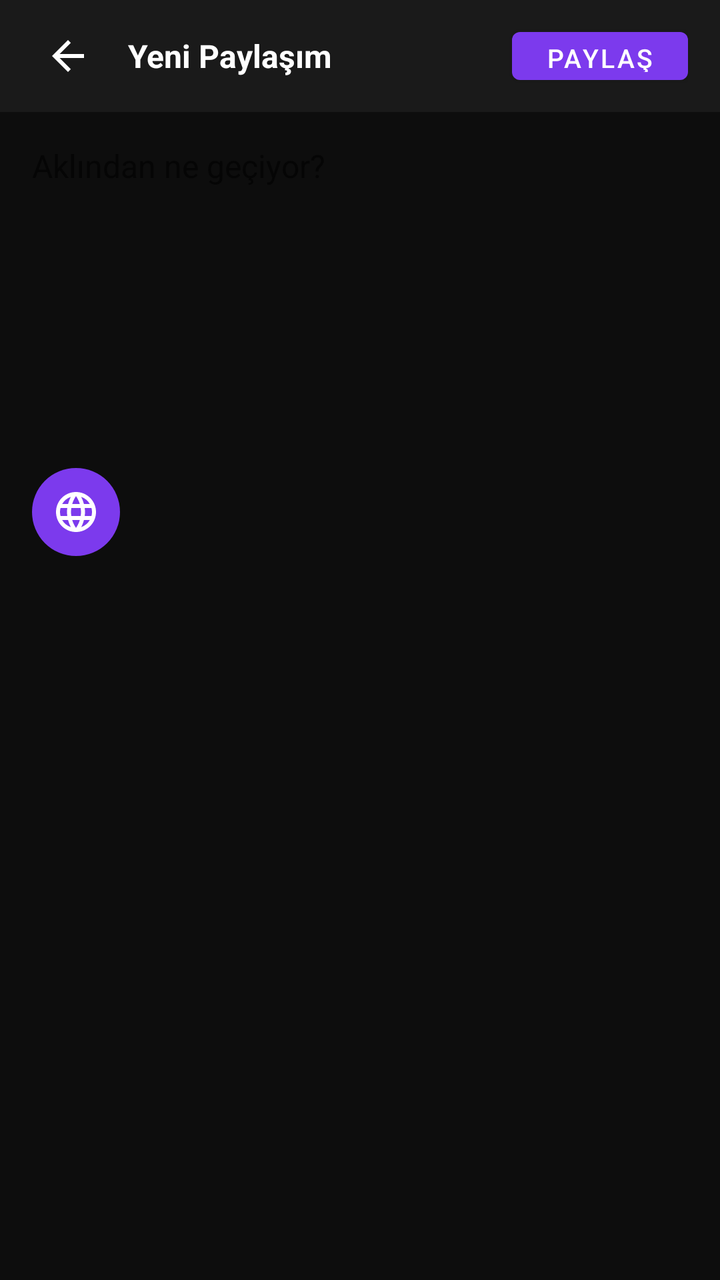
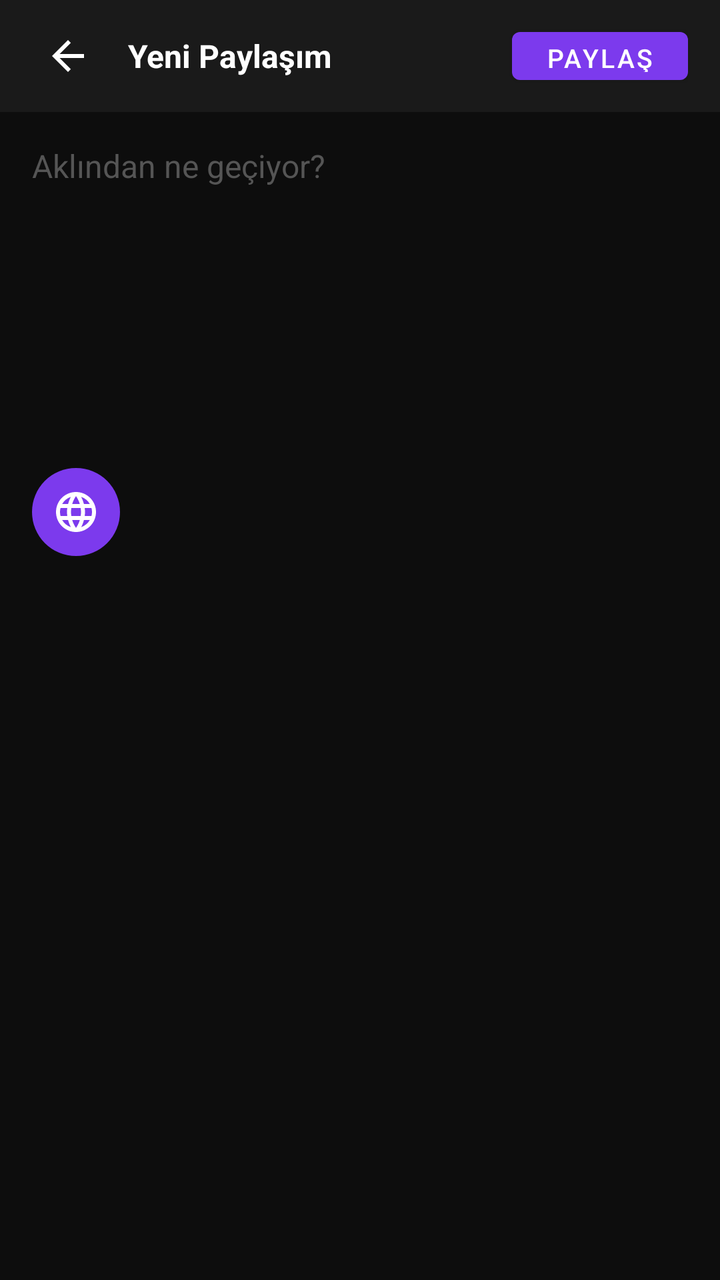

Two renders of the same Android screen: before a commit and after it. Below are the layout's source before the change and the commit's diff.
<!-- AndroidManifest.xml: application theme Theme.Heftreng -->
<!-- res/layout/fragment_compose.xml -->
<?xml version="1.0" encoding="utf-8"?>
<androidx.constraintlayout.widget.ConstraintLayout
    xmlns:android="http://schemas.android.com/apk/res/android"
    xmlns:app="http://schemas.android.com/apk/res-auto"
    android:layout_width="match_parent"
    android:layout_height="match_parent"
    android:background="@color/background">

    
    <LinearLayout
        android:id="@+id/toolbar"
        android:layout_width="0dp"
        android:layout_height="56dp"
        android:background="@color/surface"
        android:orientation="horizontal"
        android:gravity="center_vertical"
        android:paddingHorizontal="16dp"
        app:layout_constraintTop_toTopOf="parent"
        app:layout_constraintStart_toStartOf="parent"
        app:layout_constraintEnd_toEndOf="parent">

        <ImageButton
            android:id="@+id/btnBack"
            android:layout_width="36dp"
            android:layout_height="36dp"
            android:background="?attr/selectableItemBackgroundBorderless"
            android:src="@drawable/ic_arrow_back"
            android:tint="@color/white" />

        <TextView
            android:layout_width="0dp"
            android:layout_height="wrap_content"
            android:layout_weight="1"
            android:layout_marginStart="12dp"
            android:textColor="@color/white"
            android:textSize="16sp"
            android:textStyle="bold"
            android:text="Yeni Paylaşım" />

        <com.google.android.material.button.MaterialButton
            android:id="@+id/btnShare"
            android:layout_width="wrap_content"
            android:layout_height="36dp"
            android:text="Paylaş"
            android:textSize="13sp"
            app:backgroundTint="@color/brand_primary" />

    </LinearLayout>

    <ScrollView
        android:layout_width="0dp"
        android:layout_height="0dp"
        app:layout_constraintTop_toBottomOf="@id/toolbar"
        app:layout_constraintBottom_toBottomOf="parent"
        app:layout_constraintStart_toStartOf="parent"
        app:layout_constraintEnd_toEndOf="parent">

        <LinearLayout
            android:layout_width="match_parent"
            android:layout_height="wrap_content"
            android:orientation="vertical"
            android:padding="16dp">

            <EditText
                android:id="@+id/etContent"
                android:layout_width="match_parent"
                android:layout_height="wrap_content"
                android:minHeight="150dp"
                android:hint="Aklından ne geçiyor?"
                android:hintTextColor="#555"
                android:textColor="@color/white"
                android:textSize="16sp"
                android:background="@null"
                android:inputType="textMultiLine|textCapSentences"
                android:gravity="top" />

            <ImageView
                android:id="@+id/ivPreview"
                android:layout_width="match_parent"
                android:layout_height="200dp"
                android:layout_marginTop="12dp"
                android:scaleType="centerCrop"
                android:visibility="gone"
                android:background="@color/surface" />

            <ImageButton
                android:id="@+id/btnAddImage"
                android:layout_width="44dp"
                android:layout_height="44dp"
                android:layout_marginTop="12dp"
                android:background="@drawable/bg_send_button"
                android:src="@drawable/ic_web"
                android:tint="@color/white" />

        </LinearLayout>

    </ScrollView>

</androidx.constraintlayout.widget.ConstraintLayout>
<!-- resources referenced by this layout -->
<resources>
  <color name="background">#0D0D0D</color>
  <color name="brand_primary">#7C3AED</color>
  <color name="surface">#1A1A1A</color>
  <color name="white">#FFFFFF</color>
  <!-- drawable bg_send_button (drawable) -->
  <?xml version="1.0" encoding="utf-8"?>
  <shape xmlns:android="http://schemas.android.com/apk/res/android" android:shape="oval">
  <solid android:color="#7C3AED"/>
  </shape>
  <!-- drawable ic_arrow_back (drawable) -->
  <vector xmlns:android="http://schemas.android.com/apk/res/android" android:width="24dp" android:height="24dp" android:viewportWidth="24" android:viewportHeight="24">
  <path android:fillColor="#FFFFFF" android:pathData="M20,11H7.83l5.59,-5.59L12,4l-8,8 8,8 1.41,-1.41L7.83,13H20v-2z"/>
  </vector>
  <!-- drawable ic_web (drawable) -->
  <vector xmlns:android="http://schemas.android.com/apk/res/android" android:width="24dp" android:height="24dp" android:viewportWidth="24" android:viewportHeight="24">
  <path android:fillColor="#FFFFFF" android:pathData="M11.99,2C6.47,2 2,6.48 2,12s4.47,10 9.99,10C17.52,22 22,17.52 22,12S17.52,2 11.99,2zM18.92,8h-2.95c-0.32,-1.25 -0.78,-2.45 -1.38,-3.56 1.84,0.63 3.37,1.9 4.33,3.56zM12,4.04c0.83,1.2 1.48,2.53 1.91,3.96h-3.82c0.43,-1.43 1.08,-2.76 1.91,-3.96zM4.26,14C4.1,13.36 4,12.69 4,12s0.1,-1.36 0.26,-2h3.38c-0.08,0.66 -0.14,1.32 -0.14,2s0.06,1.34 0.14,2L4.26,14zM5.08,16h2.95c0.32,1.25 0.78,2.45 1.38,3.56C7.57,18.93 6.04,17.66 5.08,16zM8.03,8L5.08,8c0.96,-1.66 2.49,-2.93 4.33,-3.56C8.81,5.55 8.35,6.75 8.03,8zM12,19.96c-0.83,-1.2 -1.48,-2.53 -1.91,-3.96h3.82c-0.43,1.43 -1.08,2.76 -1.91,3.96zM14.34,14L9.66,14c-0.09,-0.66 -0.16,-1.32 -0.16,-2s0.07,-1.35 0.16,-2h4.68c0.09,0.65 0.16,1.32 0.16,2s-0.07,1.34 -0.16,2zM14.59,19.56c0.6,-1.11 1.06,-2.31 1.38,-3.56h2.95c-0.96,1.66 -2.49,2.93 -4.33,3.56zM16.36,14c0.08,-0.66 0.14,-1.32 0.14,-2s-0.06,-1.34 -0.14,-2h3.38c0.16,0.64 0.26,1.31 0.26,2s-0.1,1.36 -0.26,2h-3.38z"/>
  </vector>
  <style name="Theme.Heftreng" parent="Theme.MaterialComponents.DayNight.NoActionBar">
          <item name="colorPrimary">@color/brand_primary</item>
          <item name="colorPrimaryVariant">@color/brand_primary_dark</item>
          <item name="colorOnPrimary">@color/white</item>
          <item name="android:windowBackground">@color/background</item>
          <item name="android:statusBarColor">@color/background</item>
          <item name="android:navigationBarColor">@color/background</item>
      </style>
  <color name="brand_primary_dark">#5B21B6</color>
</resources>

<!-- the commit's change to res/layout/fragment_compose.xml (unified diff, before → after) -->
@@ -67,7 +67,7 @@
                 android:layout_height="wrap_content"
                 android:minHeight="150dp"
                 android:hint="Aklından ne geçiyor?"
-                android:hintTextColor="#555"
+                android:textColorHint="#555"
                 android:textColor="@color/white"
                 android:textSize="16sp"
                 android:background="@null"
